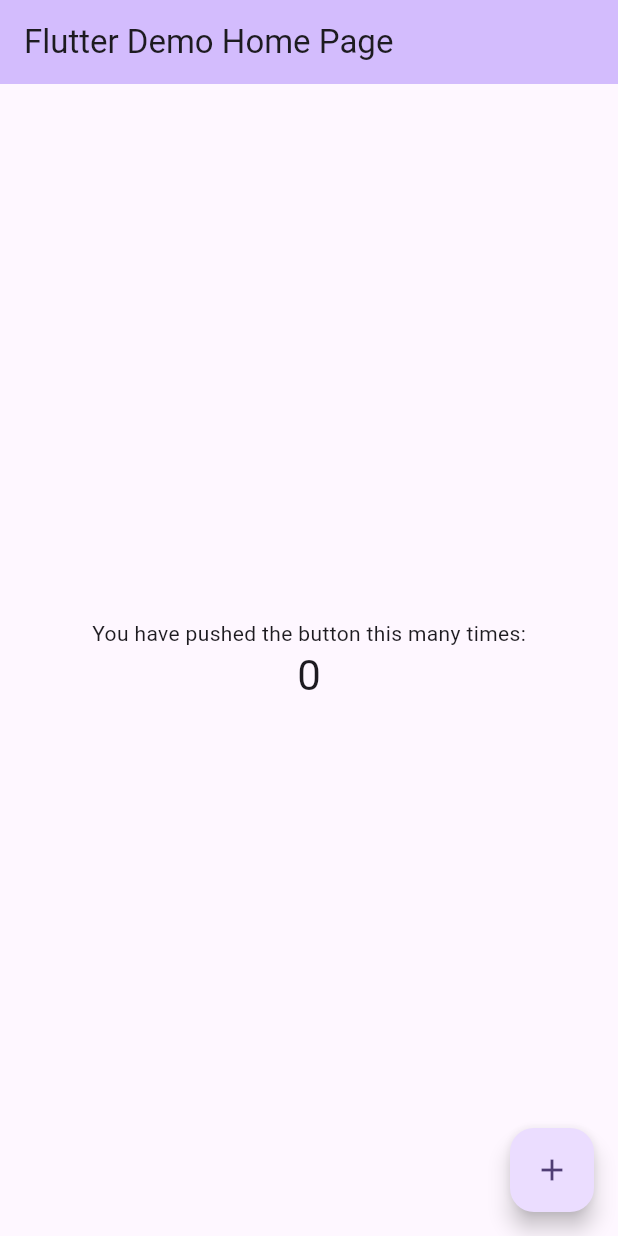
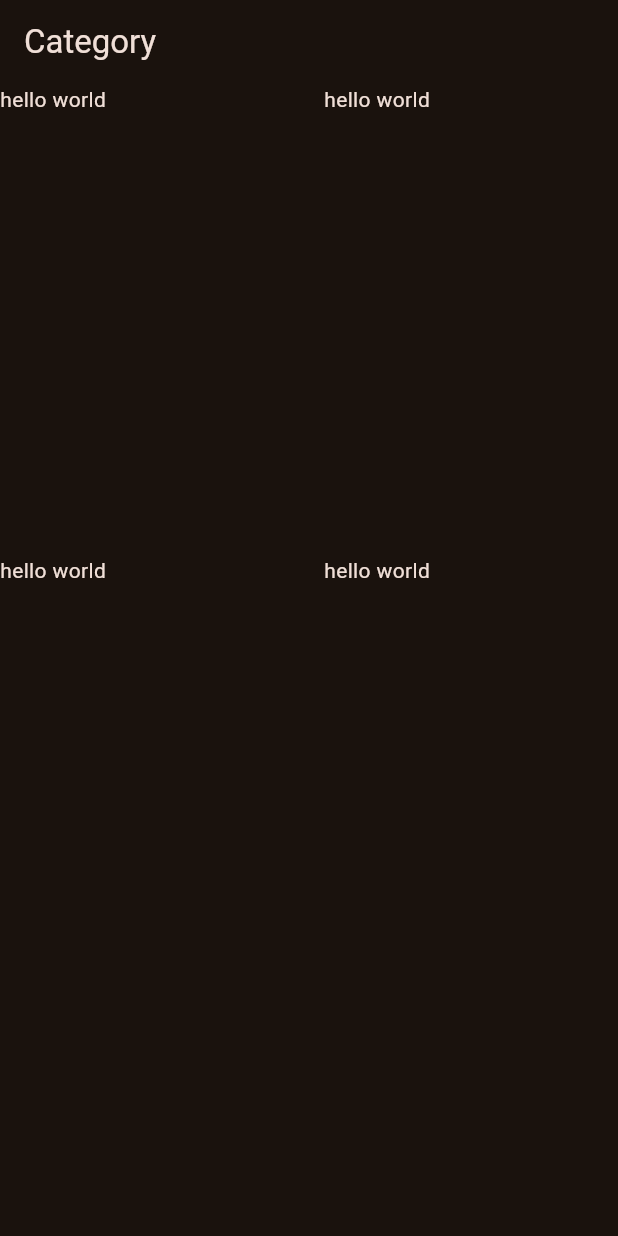
Before and after one commit to Arkar20/meals_app_flutter, a Flutter app: the screen it shows after launch, on a phone screen of 412 x 824 dp. Run offline on Flutter 3.47's test engine with Material 2 defaults, Android fonts, the phone set to English and light mode, and no system bars.

Commit message:
category screen init

```diff
--- a/lib/main.dart
+++ b/lib/main.dart
@@ -1,125 +1,17 @@
 import 'package:flutter/material.dart';
+import 'package:meals_app/screens/categories.dart';
 
+final theme= ThemeData(
+  useMaterial3: true,
+  colorScheme: ColorScheme.fromSeed(
+      brightness: Brightness.dark,
+      seedColor:  const Color.fromARGB(255,131,57,0)
+    ),
+
+);
 void main() {
-  runApp(const MyApp());
+  runApp(MaterialApp(
+    theme:theme,
+    home:const CategoryScreen()
+  ));
 }
-
-class MyApp extends StatelessWidget {
-  const MyApp({super.key});
-
-  // This widget is the root of your application.
-  @override
-  Widget build(BuildContext context) {
-    return MaterialApp(
-      title: 'Flutter Demo',
-      theme: ThemeData(
-        // This is the theme of your application.
-        //
-        // TRY THIS: Try running your application with "flutter run". You'll see
-        // the application has a blue toolbar. Then, without quitting the app,
-        // try changing the seedColor in the colorScheme below to Colors.green
-        // and then invoke "hot reload" (save your changes or press the "hot
-        // reload" button in a Flutter-supported IDE, or press "r" if you used
-        // the command line to start the app).
-        //
-        // Notice that the counter didn't reset back to zero; the application
-        // state is not lost during the reload. To reset the state, use hot
-        // restart instead.
-        //
-        // This works for code too, not just values: Most code changes can be
-        // tested with just a hot reload.
-        colorScheme: ColorScheme.fromSeed(seedColor: Colors.deepPurple),
-        useMaterial3: true,
-      ),
-      home: const MyHomePage(title: 'Flutter Demo Home Page'),
-    );
-  }
-}
-
-class MyHomePage extends StatefulWidget {
-  const MyHomePage({super.key, required this.title});
-
-  // This widget is the home page of your application. It is stateful, meaning
-  // that it has a State object (defined below) that contains fields that affect
-  // how it looks.
-
-  // This class is the configuration for the state. It holds the values (in this
-  // case the title) provided by the parent (in this case the App widget) and
-  // used by the build method of the State. Fields in a Widget subclass are
-  // always marked "final".
-
-  final String title;
-
-  @override
-  State<MyHomePage> createState() => _MyHomePageState();
-}
-
-class _MyHomePageState extends State<MyHomePage> {
-  int _counter = 0;
-
-  void _incrementCounter() {
-    setState(() {
-      // This call to setState tells the Flutter framework that something has
-      // changed in this State, which causes it to rerun the build method below
-      // so that the display can reflect the updated values. If we changed
-      // _counter without calling setState(), then the build method would not be
-      // called again, and so nothing would appear to happen.
-      _counter++;
-    });
-  }
-
-  @override
-  Widget build(BuildContext context) {
-    // This method is rerun every time setState is called, for instance as done
-    // by the _incrementCounter method above.
-    //
-    // The Flutter framework has been optimized to make rerunning build methods
-    // fast, so that you can just rebuild anything that needs updating rather
-    // than having to individually change instances of widgets.
-    return Scaffold(
-      appBar: AppBar(
-        // TRY THIS: Try changing the color here to a specific color (to
-        // Colors.amber, perhaps?) and trigger a hot reload to see the AppBar
-        // change color while the other colors stay the same.
-        backgroundColor: Theme.of(context).colorScheme.inversePrimary,
-        // Here we take the value from the MyHomePage object that was created by
-        // the App.build method, and use it to set our appbar title.
-        title: Text(widget.title),
-      ),
-      body: Center(
-        // Center is a layout widget. It takes a single child and positions it
-        // in the middle of the parent.
-        child: Column(
-          // Column is also a layout widget. It takes a list of children and
-          // arranges them vertically. By default, it sizes itself to fit its
-          // children horizontally, and tries to be as tall as its parent.
-          //
-          // Column has various properties to control how it sizes itself and
-          // how it positions its children. Here we use mainAxisAlignment to
-          // center the children vertically; the main axis here is the vertical
-          // axis because Columns are vertical (the cross axis would be
-          // horizontal).
-          //
-          // TRY THIS: Invoke "debug painting" (choose the "Toggle Debug Paint"
-          // action in the IDE, or press "p" in the console), to see the
-          // wireframe for each widget.
-          mainAxisAlignment: MainAxisAlignment.center,
-          children: <Widget>[
-            const Text(
-              'You have pushed the button this many times:',
-            ),
-            Text(
-              '$_counter',
-              style: Theme.of(context).textTheme.headlineMedium,
-            ),
-          ],
-        ),
-      ),
-      floatingActionButton: FloatingActionButton(
-        onPressed: _incrementCounter,
-        tooltip: 'Increment',
-        child: const Icon(Icons.add),
-      ), // This trailing comma makes auto-formatting nicer for build methods.
-    );
-  }
-}
--- /dev/null
+++ b/lib/screens/categories.dart
@@ -0,0 +1,29 @@
+import 'package:flutter/material.dart';
+
+class CategoryScreen extends StatelessWidget {
+  const CategoryScreen({super.key});
+
+  @override
+  Widget build(BuildContext context) {
+    return Scaffold(
+      appBar: AppBar(
+        title: const Text("Category"),
+      ),
+      body: SafeArea(child:
+        GridView(gridDelegate: const SliverGridDelegateWithFixedCrossAxisCount(
+          crossAxisCount: 2,
+          childAspectRatio:2 / 3,
+          crossAxisSpacing: 20,
+            mainAxisSpacing: 20
+          ),
+          children:const [
+             Text("hello world"),
+             Text("hello world"),
+             Text("hello world"),
+             Text("hello world"),
+          ],
+          )
+      ),
+    );
+  }
+}
--- a/pubspec.yaml
+++ b/pubspec.yaml
@@ -35,6 +35,7 @@ dependencies:
   # The following adds the Cupertino Icons font to your application.
   # Use with the CupertinoIcons class for iOS style icons.
   cupertino_icons: ^1.0.2
+  google_fonts: ^5.0.0
 
 dev_dependencies:
   flutter_test:
```
Also changed, not shown: pubspec.lock, 1 other file.
